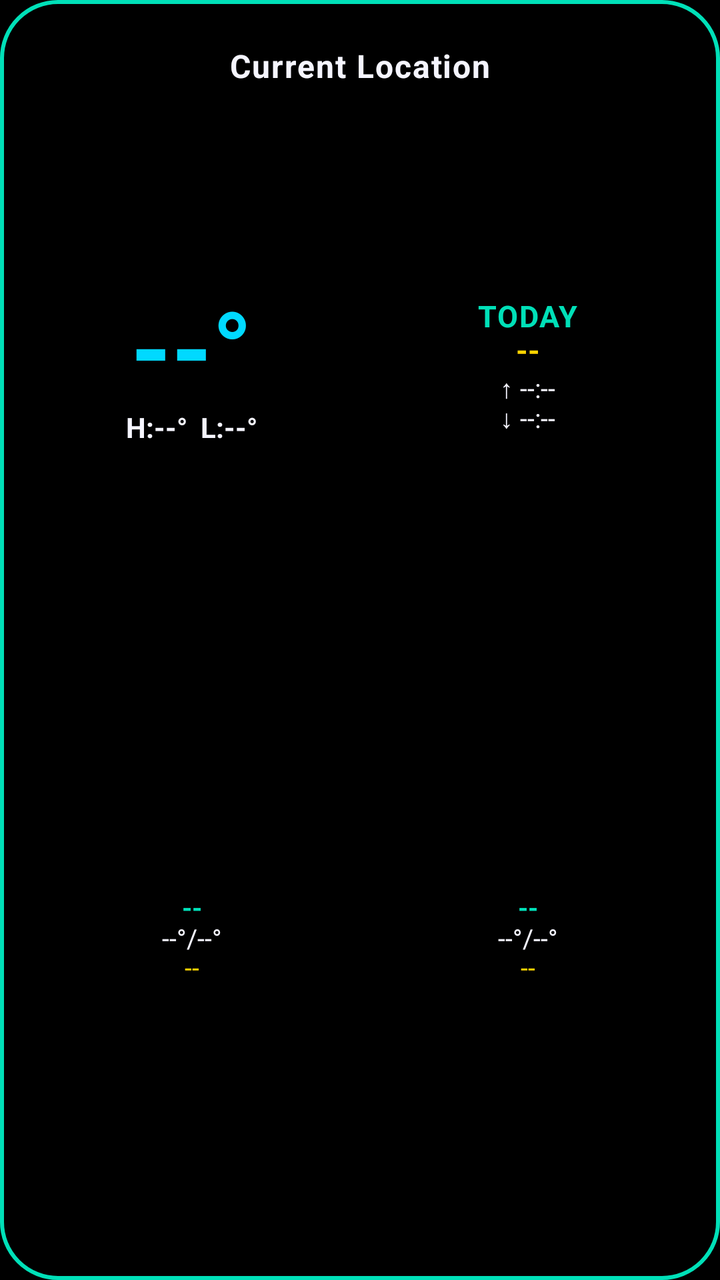
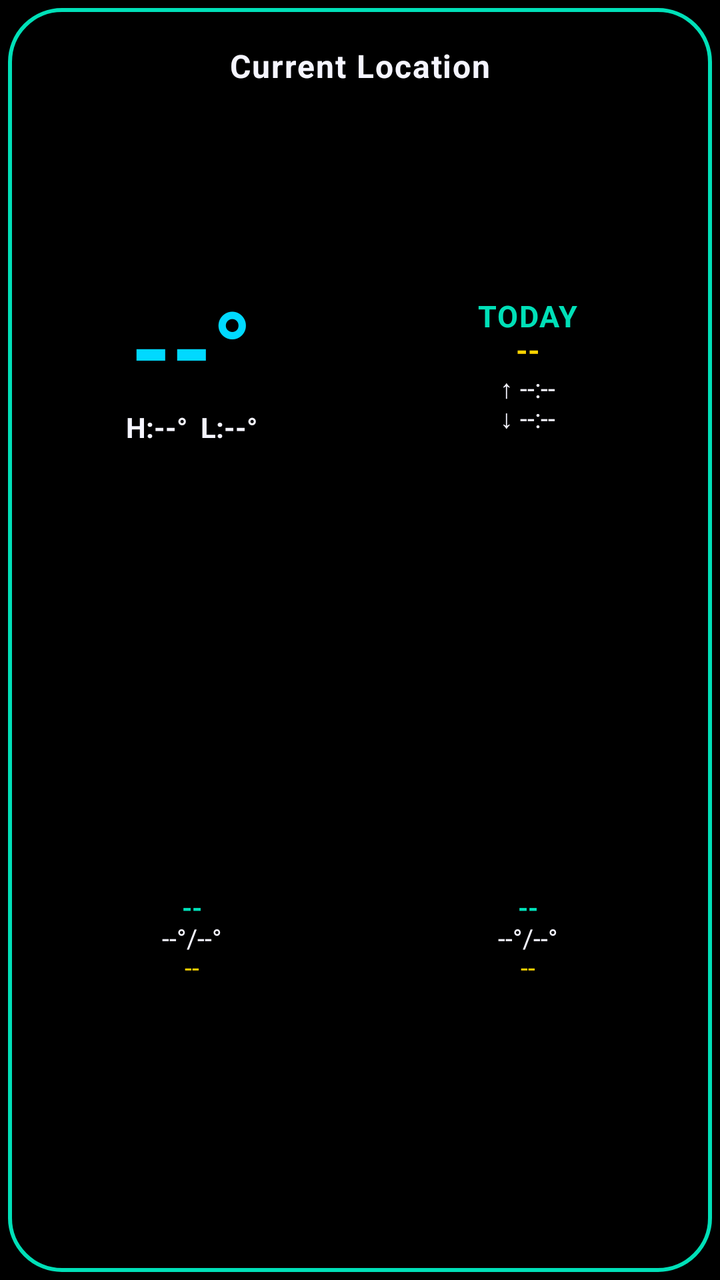

Before-and-after screenshots of an Android layout around one commit, followed by the original layout XML and the change that was made.
<!-- AndroidManifest.xml: application theme Theme.WeatherWidget -->
<!-- res/layout/widget_weather.xml -->
<?xml version="1.0" encoding="utf-8"?>
<LinearLayout xmlns:android="http://schemas.android.com/apk/res/android"
    android:id="@+id/weatherWidgetRoot"
    android:layout_width="match_parent"
    android:layout_height="match_parent"
    android:orientation="vertical"
    android:background="@drawable/widget_background"
    android:paddingTop="24dp"
    android:paddingBottom="16dp"
    android:paddingStart="16dp"
    android:paddingEnd="16dp">

    
    <TextView
        android:id="@+id/cityText"
        android:layout_width="match_parent"
        android:layout_height="wrap_content"
        android:gravity="center"
        android:includeFontPadding="false"
        android:textColor="@color/retro_white"
        android:textStyle="bold"
        android:letterSpacing="0.04"
        android:maxLines="1"
        android:ellipsize="end"
        android:textSize="16sp"
        android:text="@string/current_location" />

    
    <LinearLayout
        android:id="@+id/topRow"
        android:layout_width="match_parent"
        android:layout_height="0dp"
        android:layout_weight="1"
        android:orientation="horizontal"
        android:baselineAligned="false"
        android:layout_marginTop="2dp">

        
        <LinearLayout
            android:layout_width="0dp"
            android:layout_weight="1"
            android:layout_height="match_parent"
            android:layout_marginEnd="4dp"
            android:orientation="vertical"
            android:gravity="center">

            <TextView
                android:id="@+id/tempText"
                android:layout_width="wrap_content"
                android:layout_height="wrap_content"
                android:includeFontPadding="false"
                android:textColor="@color/retro_cyan"
                android:textSize="52sp"
                android:textStyle="bold"
                android:text="--°" />

            <TextView
                android:id="@+id/todayHighLowText"
                android:layout_width="wrap_content"
                android:layout_height="wrap_content"
                android:includeFontPadding="false"
                android:textColor="@color/retro_white"
                android:textSize="14sp"
                android:textStyle="bold"
                android:maxLines="1"
                android:ellipsize="end"
                android:text="H:--°  L:--°" />

        </LinearLayout>

        
        <LinearLayout
            android:layout_width="0dp"
            android:layout_weight="1"
            android:layout_height="match_parent"
            android:layout_marginStart="4dp"
            android:orientation="vertical"
            android:gravity="center">

            <TextView
                android:id="@+id/todayLabelText"
                android:layout_width="wrap_content"
                android:layout_height="wrap_content"
                android:includeFontPadding="false"
                android:textColor="@color/retro_teal"
                android:textSize="15sp"
                android:textStyle="bold"
                android:letterSpacing="0.04"
                android:maxLines="1"
                android:ellipsize="end"
                android:text="@string/widget_today_label" />

            
            <TextView
                android:id="@+id/conditionText"
                android:layout_width="wrap_content"
                android:layout_height="wrap_content"
                android:layout_marginTop="-3dp"
                android:textColor="@color/retro_yellow"
                android:textSize="15sp"
                android:textStyle="bold"
                android:maxLines="1"
                android:ellipsize="end"
                android:text="--" />

            
            <LinearLayout
                android:id="@+id/sunRow"
                android:layout_width="wrap_content"
                android:layout_height="wrap_content"
                android:orientation="vertical"
                android:gravity="center">

                <TextView
                    android:id="@+id/sunriseText"
                    android:layout_width="wrap_content"
                    android:layout_height="wrap_content"
                    android:includeFontPadding="false"
                    android:textColor="@color/retro_white"
                    android:textSize="13sp"
                    android:maxLines="1"
                    android:ellipsize="end"
                    android:text="↑ --:--" />

                <TextView
                    android:id="@+id/sunsetText"
                    android:layout_width="wrap_content"
                    android:layout_height="wrap_content"
                    android:layout_marginTop="-3dp"
                    android:includeFontPadding="false"
                    android:textColor="@color/retro_white"
                    android:textSize="13sp"
                    android:maxLines="1"
                    android:ellipsize="end"
                    android:text="↓ --:--" />

            </LinearLayout>

        </LinearLayout>

    </LinearLayout>

    
    <LinearLayout
        android:id="@+id/forecastRow"
        android:layout_width="match_parent"
        android:layout_height="0dp"
        android:layout_weight="1"
        android:layout_marginTop="8dp"
        android:orientation="horizontal">

        <LinearLayout
            android:layout_width="0dp"
            android:layout_weight="1"
            android:layout_height="match_parent"
            android:layout_marginEnd="4dp"
            android:orientation="vertical"
            android:gravity="center">

            <TextView
                android:id="@+id/forecast1Day"
                android:layout_width="wrap_content"
                android:layout_height="wrap_content"
                android:includeFontPadding="false"
                android:textColor="@color/retro_teal"
                android:textStyle="bold"
                android:textSize="13sp"
                android:text="--" />

            <TextView
                android:id="@+id/forecast1HighLow"
                android:layout_width="wrap_content"
                android:layout_height="wrap_content"
                android:includeFontPadding="false"
                android:textColor="@color/retro_white"
                android:textSize="13sp"
                android:text="--°/--°" />

            
            <TextView
                android:id="@+id/forecast1Condition"
                android:layout_width="wrap_content"
                android:layout_height="wrap_content"
                android:layout_marginTop="-3dp"
                android:textColor="@color/retro_yellow"
                android:textSize="13sp"
                android:text="--" />

        </LinearLayout>

        <LinearLayout
            android:layout_width="0dp"
            android:layout_weight="1"
            android:layout_height="match_parent"
            android:layout_marginStart="4dp"
            android:orientation="vertical"
            android:gravity="center">

            <TextView
                android:id="@+id/forecast2Day"
                android:layout_width="wrap_content"
                android:layout_height="wrap_content"
                android:includeFontPadding="false"
                android:textColor="@color/retro_teal"
                android:textStyle="bold"
                android:textSize="13sp"
                android:text="--" />

            <TextView
                android:id="@+id/forecast2HighLow"
                android:layout_width="wrap_content"
                android:layout_height="wrap_content"
                android:includeFontPadding="false"
                android:textColor="@color/retro_white"
                android:textSize="13sp"
                android:text="--°/--°" />

            
            <TextView
                android:id="@+id/forecast2Condition"
                android:layout_width="wrap_content"
                android:layout_height="wrap_content"
                android:layout_marginTop="-3dp"
                android:textColor="@color/retro_yellow"
                android:textSize="13sp"
                android:text="--" />

        </LinearLayout>

    </LinearLayout>

    
    <TextView
        android:id="@+id/updatedText"
        android:layout_width="match_parent"
        android:layout_height="wrap_content"
        android:layout_marginTop="4dp"
        android:includeFontPadding="false"
        android:gravity="center"
        android:textColor="@color/retro_white_dim"
        android:textSize="10sp"
        android:maxLines="1"
        android:ellipsize="end"
        android:text="" />

</LinearLayout>
<!-- resources referenced by this layout -->
<resources>
  <color name="retro_cyan">#00D9FF</color>
  <color name="retro_teal">#00E0B8</color>
  <color name="retro_white">#F5F5FF</color>
  <color name="retro_white_dim">#8C8C99</color>
  <color name="retro_yellow">#FFD400</color>
  <!-- drawable widget_background (drawable) -->
  <?xml version="1.0" encoding="utf-8"?>
  <layer-list xmlns:android="http://schemas.android.com/apk/res/android">
      <item>
          <shape android:shape="rectangle">
              <solid android:color="@color/black" />
              <corners android:radius="@dimen/widget_corner_radius" />
          </shape>
      </item>
      <item>
          <shape android:shape="rectangle">
              <stroke
                  android:width="2dp"
                  android:color="@color/retro_teal" />
              <corners android:radius="@dimen/widget_corner_radius" />
          </shape>
      </item>
  </layer-list>
  <string name="current_location">Current Location</string>
  <string name="widget_today_label">TODAY</string>
  <style name="Theme.WeatherWidget" parent="Theme.MaterialComponents.NoActionBar">
          <item name="colorPrimary">@color/retro_teal</item>
          <item name="colorPrimaryDark">@color/black</item>
          <item name="colorAccent">@color/retro_cyan</item>
          <item name="android:windowBackground">@color/black</item>
          <item name="android:textColorPrimary">@color/retro_white</item>
          <item name="android:textColorSecondary">@color/retro_white</item>
      </style>
  <color name="black">#000000</color>
  <dimen name="widget_corner_radius">20dp</dimen>
</resources>

<!-- the commit's change to res/layout/widget_weather.xml (unified diff, before → after) -->
@@ -4,7 +4,7 @@
     android:layout_width="match_parent"
     android:layout_height="match_parent"
     android:orientation="vertical"
-    android:background="@drawable/widget_background"
+    android:background="@drawable/widget_background_r26_inset"
     android:paddingTop="24dp"
     android:paddingBottom="16dp"
     android:paddingStart="16dp"
<!-- resource entries referenced after the edit -->
@@ -5,23 +5,15 @@
   <color name="retro_white">#F5F5FF</color>
   <color name="retro_white_dim">#8C8C99</color>
   <color name="retro_yellow">#FFD400</color>
-  <!-- drawable widget_background (drawable) -->
+  <!-- drawable widget_background_r26_inset (drawable) -->
   <?xml version="1.0" encoding="utf-8"?>
   <layer-list xmlns:android="http://schemas.android.com/apk/res/android">
-      <item>
-          <shape android:shape="rectangle">
-              <solid android:color="@color/black" />
-              <corners android:radius="@dimen/widget_corner_radius" />
-          </shape>
-      </item>
-      <item>
-          <shape android:shape="rectangle">
-              <stroke
-                  android:width="2dp"
-                  android:color="@color/retro_teal" />
-              <corners android:radius="@dimen/widget_corner_radius" />
-          </shape>
-      </item>
+      <item
+          android:drawable="@drawable/widget_background_r26"
+          android:left="4dp"
+          android:top="4dp"
+          android:right="4dp"
+          android:bottom="4dp" />
   </layer-list>
   <string name="current_location">Current Location</string>
   <string name="widget_today_label">TODAY</string>
@@ -33,7 +25,24 @@
           <item name="android:textColorPrimary">@color/retro_white</item>
           <item name="android:textColorSecondary">@color/retro_white</item>
       </style>
+  <!-- drawable widget_background_r26 (drawable) -->
+  <?xml version="1.0" encoding="utf-8"?>
+  <layer-list xmlns:android="http://schemas.android.com/apk/res/android">
+      <item>
+          <shape android:shape="rectangle">
+              <solid android:color="@color/black" />
+              <corners android:radius="26dp" />
+          </shape>
+      </item>
+      <item>
+          <shape android:shape="rectangle">
+              <stroke
+                  android:width="2dp"
+                  android:color="@color/retro_teal" />
+              <corners android:radius="26dp" />
+          </shape>
+      </item>
+  </layer-list>
   <color name="black">#000000</color>
-  <dimen name="widget_corner_radius">20dp</dimen>
 </resources>
 
